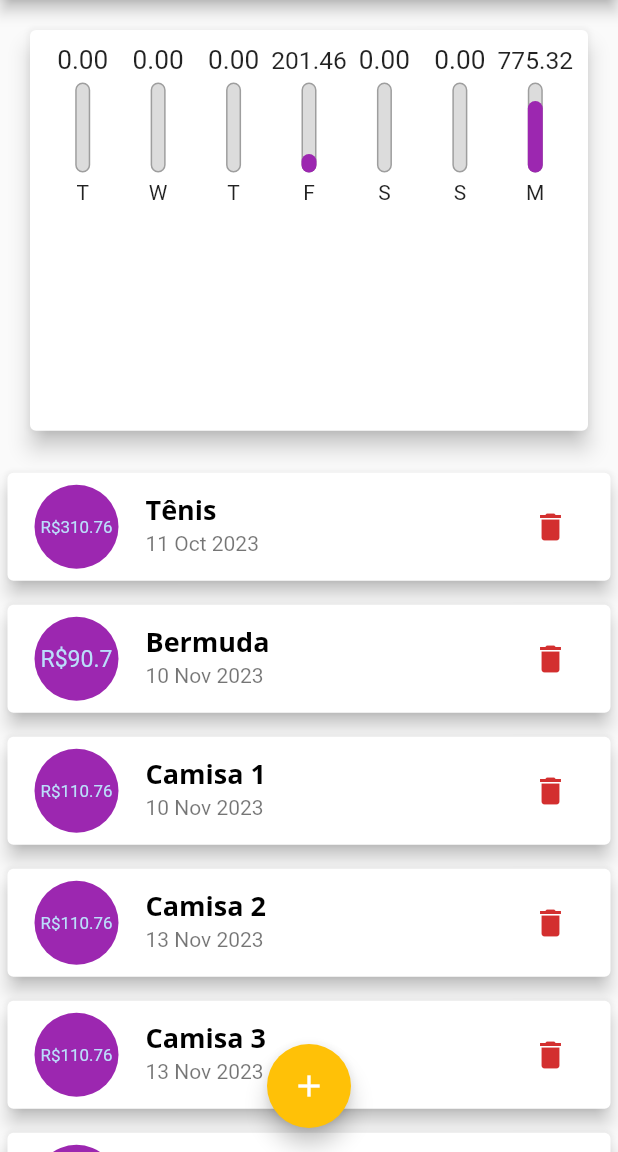
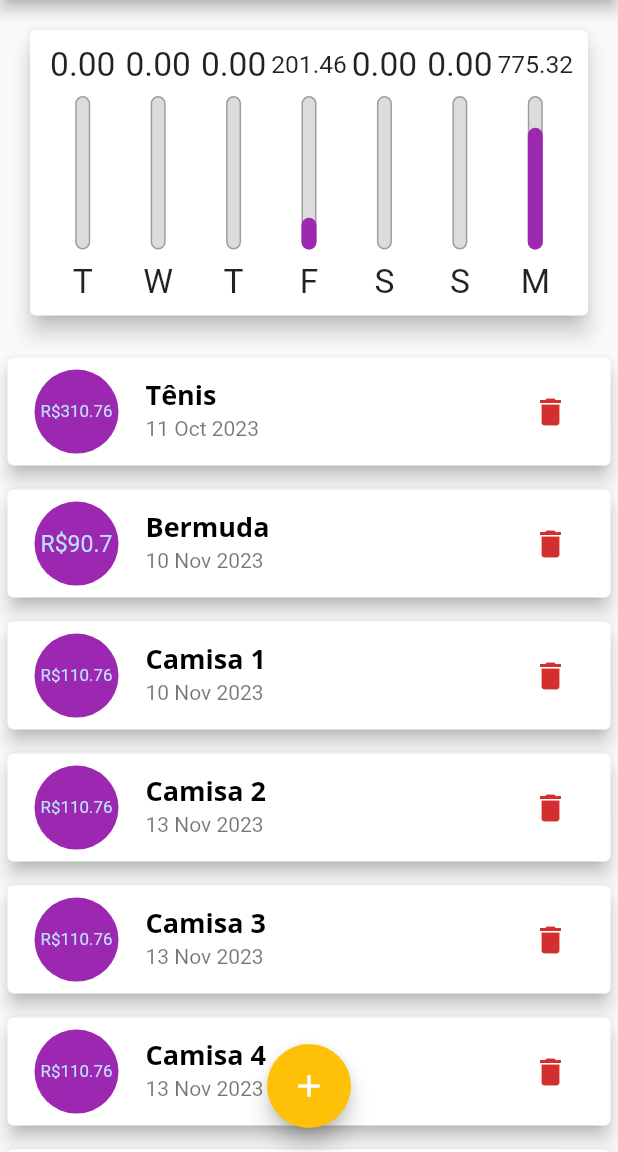
Before and after one commit to augustoprogramador/expenses, a Flutter app: the screen it shows after launch, on a phone screen of 412 x 824 dp, the part 84-1236 px from its top. Run offline on Flutter 3.47's test engine with Material 2 defaults, Android fonts, the phone set to English and light mode, and no system bars.

Commit message:
Alinhando scroll a altura do dispositivo

```diff
--- a/lib/components/chart_bar.dart
+++ b/lib/components/chart_bar.dart
@@ -1,4 +1,3 @@
-import 'package:expenses/models/transaction.dart';
 import 'package:flutter/material.dart';
 
 class ChartBar extends StatelessWidget {
@@ -10,19 +9,21 @@ class ChartBar extends StatelessWidget {
 
   @override
   Widget build(BuildContext context) {
+    return LayoutBuilder(
+      builder: (context, constraints) {
         return Column(
           children: [
             Container(
-          height: 20,
+              height: constraints.maxHeight * 0.15,
               child: FittedBox(
                 child: Text('${value!.toStringAsFixed(2)}'),
               ),
             ),
             SizedBox(
-          height: 5,
+              height: constraints.maxHeight * 0.05,
             ),
             Container(
-          height: 60,
+              height: constraints.maxHeight * 0.6,
               width: 10,
               child: Stack(
                 alignment: Alignment.bottomCenter,
@@ -50,10 +51,15 @@ class ChartBar extends StatelessWidget {
               ),
             ),
             SizedBox(
-          height: 5,
+              height: constraints.maxHeight * 0.05,
             ),
-        Text(label!),
+            Container(
+              height: constraints.maxHeight * 0.15,
+              child: FittedBox(child: Text(label!)),
+            ),
           ],
+        );
+      },
     );
   }
 }
--- a/lib/main.dart
+++ b/lib/main.dart
@@ -132,10 +132,10 @@ class _MyHomePageState extends State<MyHomePage> {
           crossAxisAlignment: CrossAxisAlignment.stretch,
           children: [
             Container(
-                height: availableHeight * 0.4,
+                height: availableHeight * 0.3,
                 child: Chart(recentTransactions: recentTransactions)),
             Container(
-              height: availableHeight * 0.6,
+              height: availableHeight * 0.7,
               child: TransactionList(
                 transactions: _transactions,
                 deleteTransaction: _deleteTransaction,
```
Lines whose indentation alone changed are shown as unchanged.
